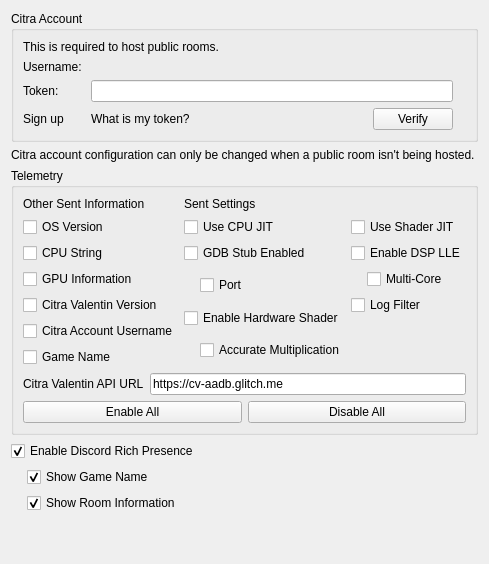
tbsp/citra-valentin, file src/citra_qt/configuration/configure_web.ui: the form before one commit.
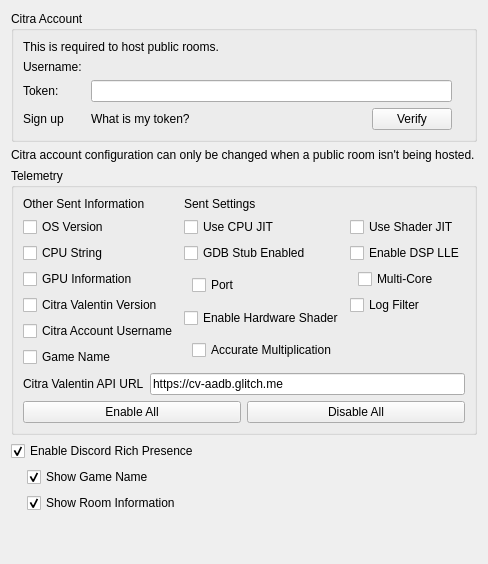
The form after the commit.

```diff
--- a/src/citra_qt/configuration/configure_web.ui
+++ b/src/citra_qt/configuration/configure_web.ui
@@ -223,7 +223,7 @@
                   <widget class="QWidget" name="widget_3" native="true">
                    <layout class="QVBoxLayout" name="verticalLayout_5">
                     <property name="leftMargin">
-                     <number>16</number>
+                     <number>8</number>
                     </property>
                     <property name="topMargin">
                      <number>0</number>
@@ -255,7 +255,7 @@
                   <widget class="QWidget" name="widget_2" native="true">
                    <layout class="QVBoxLayout" name="verticalLayout_11">
                     <property name="leftMargin">
-                     <number>16</number>
+                     <number>8</number>
                     </property>
                     <property name="topMargin">
                      <number>0</number>
@@ -298,7 +298,7 @@
                   <widget class="QWidget" name="widget" native="true">
                    <layout class="QVBoxLayout" name="verticalLayout_4">
                     <property name="leftMargin">
-                     <number>16</number>
+                     <number>8</number>
                     </property>
                     <property name="topMargin">
                      <number>0</number>
```
